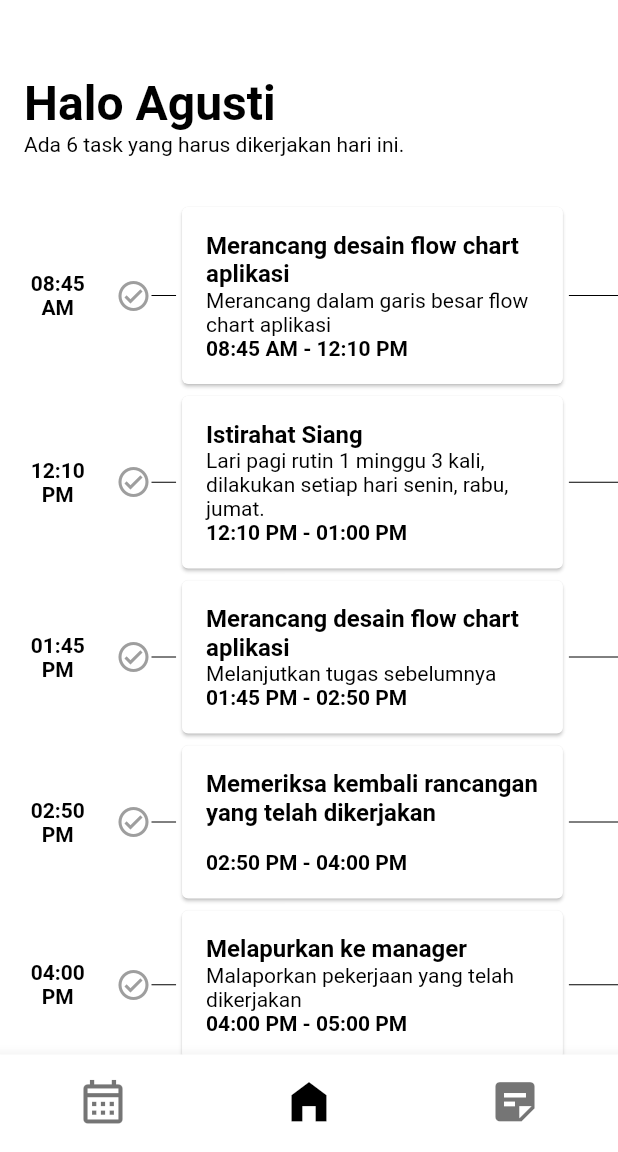
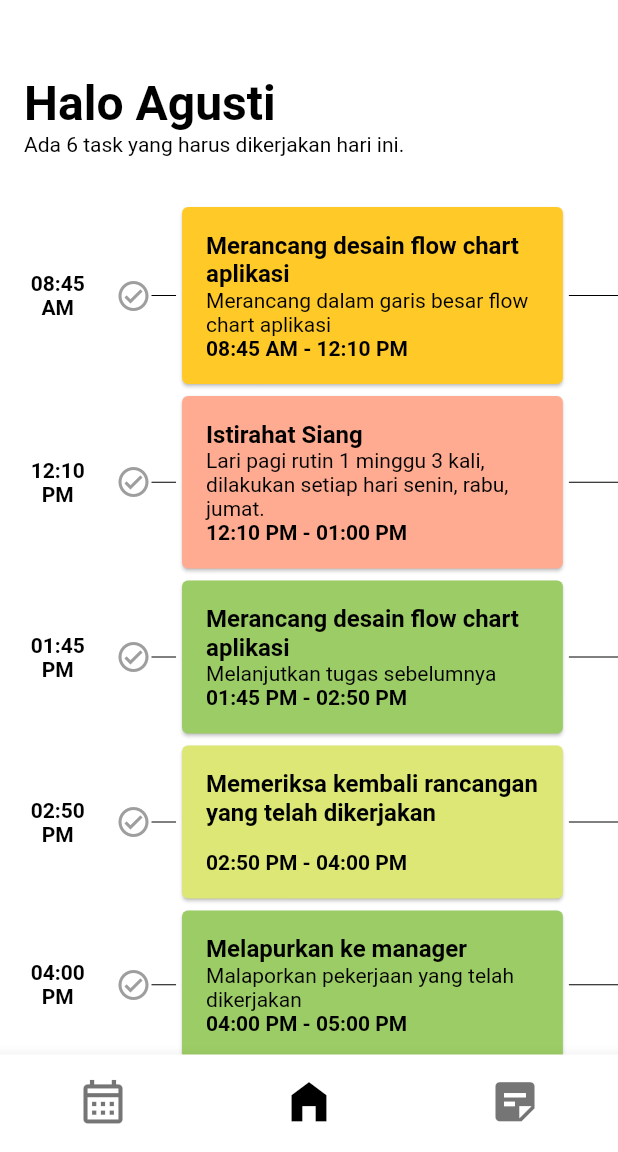
Before and after one commit to agustig/one_task, a Flutter app: the screen it shows after launch, on a phone screen of 412 x 824 dp, the part 84-1236 px from its top. Run offline on Flutter 3.47's test engine with Material 2 defaults, Android fonts, the phone set to English and light mode, and no system bars; statements that could not run were skipped.

Commit message:
Coloring task

```diff
--- a/lib/models/task.dart
+++ b/lib/models/task.dart
@@ -1,3 +1,5 @@
+import 'package:flutter/material.dart';
+
 /// Class yang berisikan rincian task
 class Task {
   Task({
@@ -7,6 +9,7 @@ class Task {
     required this.startTime,
     required this.endTime,
     this.isDone = false,
+    this.background = Colors.white,
   });
 
   /// Judul dari task
@@ -26,4 +29,7 @@ class Task {
 
   /// Informasi apakah task sudah dikejakan
   bool isDone;
+
+  /// Warna backgroud dari task
+  Color? background;
 }
--- a/lib/sample_data.dart
+++ b/lib/sample_data.dart
@@ -1,7 +1,11 @@
+import 'dart:math';
 import 'package:intl/intl.dart';
+import 'package:flutter/material.dart';
 import 'package:one_task/models/models.dart';
 
-final userTaskManager = UserTasksManager(
+UserTasksManager userTaskManager([bool randomColor = false]) {
+  final random = Random();
+  final taskManagers = UserTasksManager(
     user: User(
       name: 'Agusti Gunawan',
       image: 'images/20210125_182525.jpg',
@@ -150,6 +154,18 @@ final userTaskManager = UserTasksManager(
     ],
   );
 
+  // Set warna random untuk setiap task
+  if (randomColor) {
+    for (var task in taskManagers.allTask) {
+      task.background =
+          Colors.primaries[random.nextInt(Colors.primaries.length)]
+              [random.nextInt(5) * 100];
+    }
+  }
+
+  return taskManagers;
+}
+
 /// Meng-conversi waktu berdasarkan waktu terdekat dari sekarang
 /// dengan menginputkan jam, dan nilai perbedaan hari dengan hari ini.
 DateTime timeConvert(String time, [int dayDifference = 0]) {
--- a/lib/screens/home.dart
+++ b/lib/screens/home.dart
@@ -15,11 +15,11 @@ class _HomeState extends State<Home> {
 
   /// Halaman pada tampilan utama
   final pages = [
-    const Center(
-      child: Text('Schedule'),
+    ScheduleView(
+      tasksManager: userTaskManager(true),
     ),
     TodayTasksView(
-      tasksManager: userTaskManager,
+      tasksManager: userTaskManager(true),
     ),
     const NotesView(),
   ];
@@ -35,7 +35,7 @@ class _HomeState extends State<Home> {
               padding: const EdgeInsets.only(left: 16.0),
               child: CircleAvatar(
                 backgroundColor: Colors.transparent,
-                backgroundImage: AssetImage(userTaskManager.user.image),
+                backgroundImage: AssetImage(userTaskManager().user.image),
               ),
             ),
             actions: [
@@ -66,7 +66,7 @@ class _HomeState extends State<Home> {
           items: const [
             BottomNavigationBarItem(
               icon: Icon(Icons.calendar_month_outlined),
-              label: 'Tasks',
+              label: 'Schedule',
             ),
             BottomNavigationBarItem(
               icon: Icon(Icons.home_filled),
--- a/lib/screens/today_tasks_view.dart
+++ b/lib/screens/today_tasks_view.dart
@@ -74,6 +74,7 @@ class _TodayTasksViewState extends State<TodayTasksView> {
                           Expanded(
                             flex: 16,
                             child: Card(
+                              color: task.background,
                               child: Container(
                                 margin: const EdgeInsets.all(16),
                                 child: Column(
```
Lines whose indentation alone changed are shown as unchanged.
